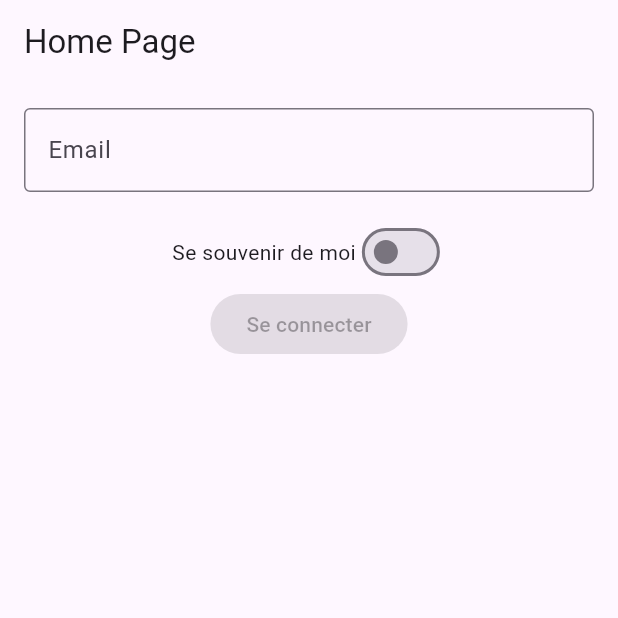
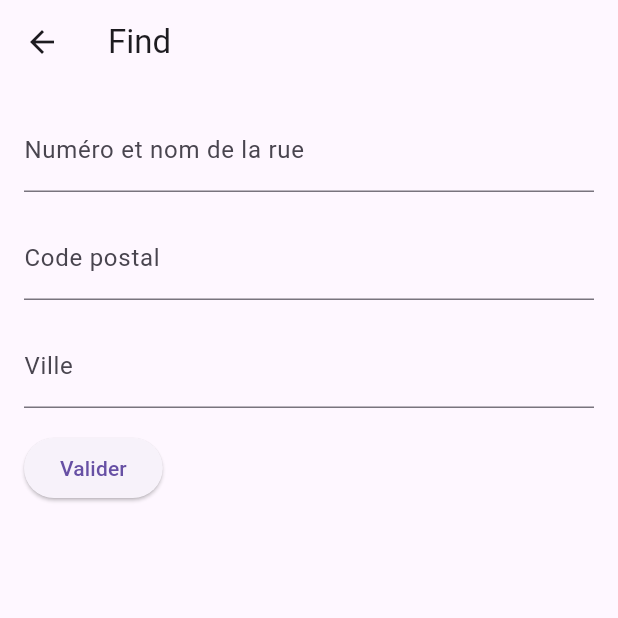
Before and after one commit to NathanMorard/appliTgTg, a Flutter app: the screen it shows after launch, on a phone screen of 412 x 824 dp, the top half of it. Run offline on Flutter 3.47's test engine with Material 3 defaults, Android fonts, the light colour scheme and no system bars.

Commit message:
finis page connexion et ajout page trouver coordonnées

```diff
--- a/lib/global_variable.dart
+++ b/lib/global_variable.dart
@@ -1,4 +1,22 @@
 library my_app.global_variables;
 
-String baseUrl = 'http://10.0.2.2:5000/api/';
-String? savedClientId;
+// String baseUrl = 'http://10.0.2.2:5000/api/';
+String baseUrl = 'http://127.0.0.1:5000/api';
+
+// String? savedClientId;
+String savedClientId = '''{
+  "client": {
+    "access_token": "eyJhbGciOiJIUzI1NiIsInR5cCI6IkpXVCJ9.eyJleHAiOjE3MzEyNDc0MjUsImlhdCI6MTczMTA3NDYyNSwiaXNzIjoidGd0Z19zb3RlcmlhIiwidCI6IjdNT3QyS2JiUjdPbmpXbG1WbWdEeEE6MDoxIiwic3ViIjoiNjAzODA4NzIifQ.I07tuSrg1k8_jXKjWQWzILfaONy4FR0FJIP3u4rmAYI",
+    "access_token_lifetime": 14400,
+    "base_url": "https://apptoogoodtogo.com/api/",
+    "cookie": "datadome=ZhnFxtCklzaCbdDEbRaANAwvw4DactdKWogXgPVSCLzC3ot9YbPgdHwViGz5gtch3eRRpZzLX~EsVC3cSJ0KJreoduBpixcntQLC6dPGHU8W3_HmtGbmdHauTl0k0I7m; Max-Age=5184000; Domain=.apptoogoodtogo.com; Path=/; Secure; SameSite=Lax",
+    "device_type": "ANDROID",
+    "language": "en-GB",
+    "refresh_token": "eyJhbGciOiJIUzI1NiIsInR5cCI6IkpXVCJ9.eyJleHAiOjE3NjI2MTA2MjUsImlhdCI6MTczMTA3NDYyNSwiaXNzIjoidGd0Z19zb3RlcmlhIiwidCI6Im5ocXVVZ0pDVDEtZ0Z6LVhnbnZSSEE6MDowIiwic3ViIjoiNjAzODA4NzIifQ.KWaN6A-pT1IKW7btrzxP7Z9kZBzMk-xBkV4yV71OB5s",
+    "user_agent": "TGTG/24.10.12 Dalvik/2.1.0 (Linux; U; Android 10; SM-G935F Build/NRD90M)",
+    "user_id": "60380872",
+    "version": "24.10.12"
+  },
+  "message": "Connected to TGTG client successfully",
+  "status": "success"
+}''';
--- a/lib/main.dart
+++ b/lib/main.dart
@@ -1,7 +1,9 @@
 import 'package:flutter/material.dart';
+import 'global_variable.dart' as globals;
 
 // Importation des différentes pages
 import 'pages/Home/home_page.dart';
+import 'pages/tgtg/find_tgtg.dart';
 
 void main() {
   runApp(MyApp());
@@ -10,17 +12,18 @@ void main() {
 class MyApp extends StatelessWidget {
   @override
   Widget build(BuildContext context) {
+    String initialRoute = globals.savedClientId.isEmpty ? '/' : '/find';
+
     return MaterialApp(
       title: 'TgTg Notifier',
       theme: ThemeData(
         primarySwatch: Colors.blue,
         visualDensity: VisualDensity.adaptivePlatformDensity,
       ),
-
-      initialRoute: '/',
+      initialRoute: initialRoute,
       routes: {
-        // La route pour la page d'accueil
         '/': (context) => HomePage(),
+        '/find': (context) => FindTgTg(),
       },
     );
   }
--- /dev/null
+++ b/lib/pages/tgtg/find_tgtg.dart
@@ -0,0 +1,110 @@
+import 'dart:convert';
+import 'package:http/http.dart' as http;
+import 'package:flutter/material.dart';
+import '../../global_variable.dart' as globals;
+
+class FindTgTg extends StatefulWidget {
+  @override
+  FindTgTgState createState() => FindTgTgState();
+}
+
+class FindTgTgState extends State<FindTgTg> {
+  final _formKey = GlobalKey<FormState>();
+  final _streetController = TextEditingController();
+  final _zipCodeController = TextEditingController();
+  final _cityController = TextEditingController();
+
+  @override
+  void initState() {
+    super.initState();
+
+    if (globals.savedClientId.isEmpty) {
+      WidgetsBinding.instance.addPostFrameCallback((_) {
+        Navigator.pushReplacementNamed(context, '/');
+      });
+    }
+  }
+
+  void _findCoords() {
+    if (_formKey.currentState!.validate()) {
+      final street = _streetController.text.trim();
+      final zipCode = _zipCodeController.text.trim();
+      final city = _cityController.text.trim();
+
+      findCoords(street, zipCode, city);
+    }
+  }
+
+  Future<void> findCoords(String street, String zipCode, String city) async {
+    String adr = "$street $zipCode $city";
+
+    try {
+      final response = await http.post(
+        Uri.parse('${globals.baseUrl}/find_coord'),
+        headers: {"Content-Type": "application/json"},
+        body: json.encode({"adr": adr}),
+      );
+
+      if (response.statusCode == 200) {
+        print('Réponse reçue : ${response.body}');
+      } else {
+        print('Erreur : ${response.statusCode} - ${response.body}');
+      }
+    } catch (e) {
+      print('Erreur lors de la requête HTTP : $e');
+    }
+  }
+
+  @override
+  Widget build(BuildContext context) {
+    return Scaffold(
+      appBar: AppBar(
+        title: Text('Find'),
+      ),
+      body: SingleChildScrollView(
+        child: Padding(
+          padding: const EdgeInsets.all(16.0),
+          child: Form(
+            key: _formKey,
+            child: Column(
+              crossAxisAlignment: CrossAxisAlignment.start,
+              children: [
+                TextFormField(
+                  controller: _streetController,
+                  decoration: InputDecoration(
+                    labelText: 'Numéro et nom de la rue',
+                  ),
+                ),
+                SizedBox(height: 16.0),
+                TextFormField(
+                  controller: _zipCodeController,
+                  decoration: InputDecoration(
+                    labelText: 'Code postal',
+                  ),
+                ),
+                SizedBox(height: 16.0),
+                TextFormField(
+                  controller: _cityController,
+                  decoration: InputDecoration(
+                    labelText: 'Ville',
+                  ),
+                  validator: (value) {
+                    if (value!.isEmpty && _zipCodeController.text.isEmpty) {
+                      return 'Veuillez saisir au moins la ville ou le code postal.';
+                    }
+                    return null;
+                  },
+                ),
+                SizedBox(height: 16.0),
+                ElevatedButton(
+                  onPressed: _findCoords,
+                  child: Text('Valider'),
+                ),
+              ],
+            ),
+          ),
+        ),
+      ),
+    );
+  }
+}
```
Also changed, not shown: lib/pages/home/home_page.dart (+8 -6 lines).
